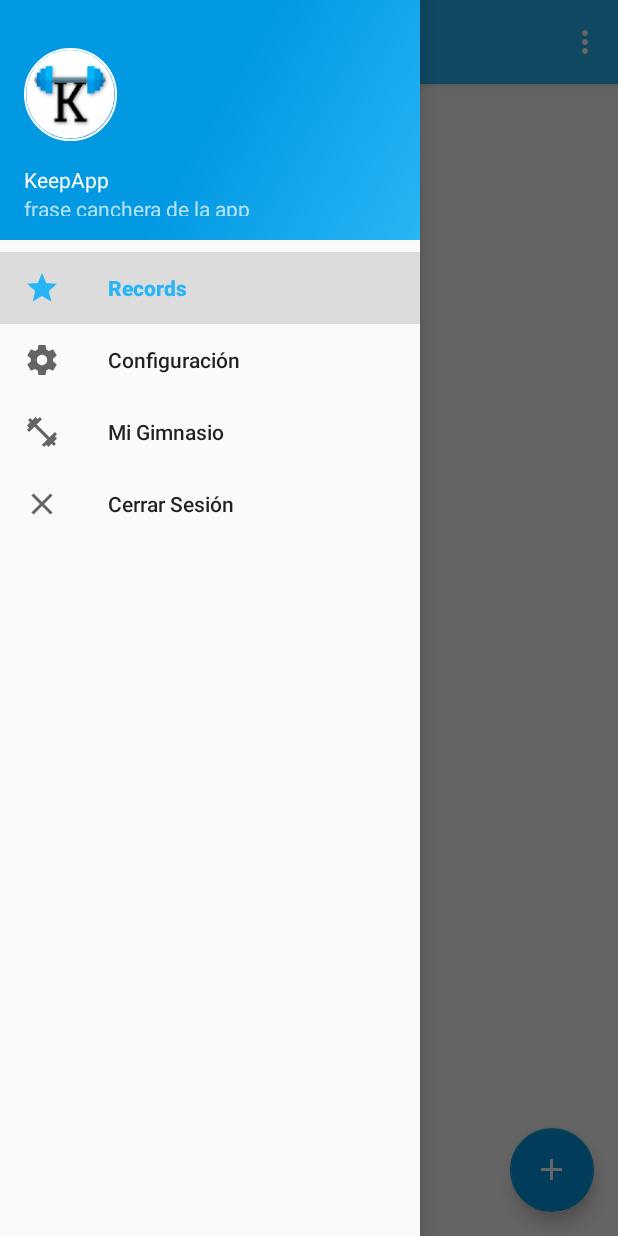
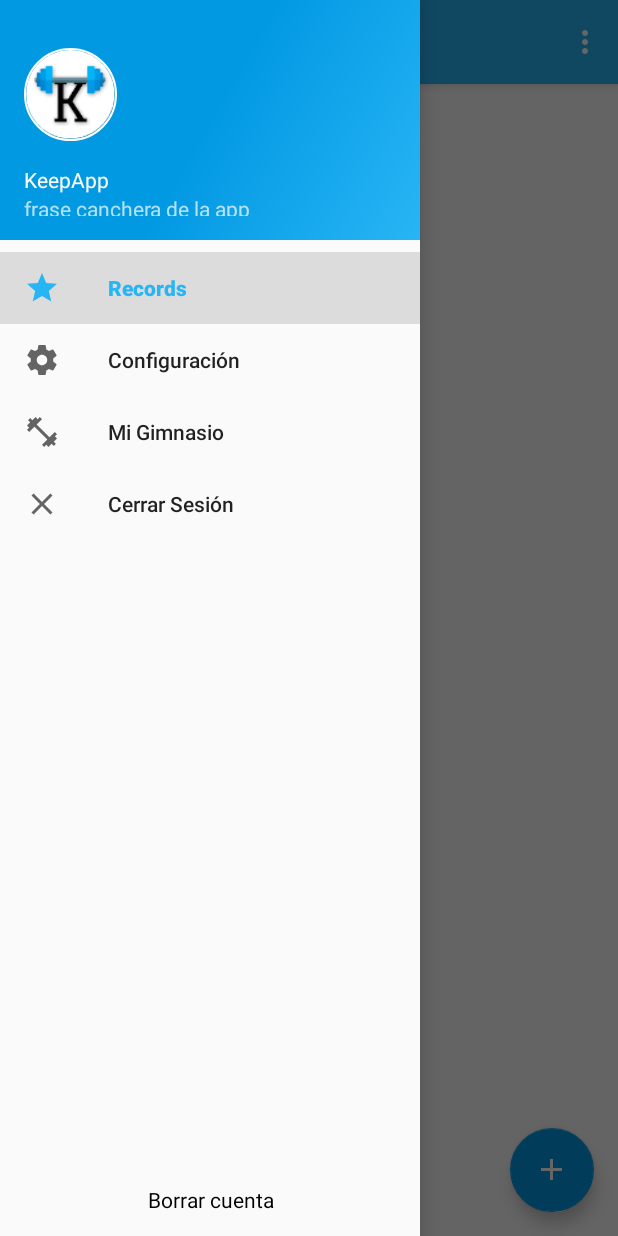
Before and after one commit to UTN-FRBA-Mobile/KeepApp, an Android app: the fragment EjerciciosFragment placed in its activity, after a tap on "Open navigation drawer", on a phone screen of 412 x 824 dp. Run offline under Robolectric (Android 15) with nearby library versions, the phone set to English and light mode, and no system bars; our stand-ins replace ButterKnife, CircleImageView, Firebase (no records; nobody signed in at launch, a user with empty details on screens opened directly), Picasso; libraries missing offline, so code that uses them is left out: com.facebook, com.facebook.login; 1 statement that could not run was skipped.

Commit message:
Agrego delete de cuenta (baja de usuario)

```diff
--- a/app/src/main/java/com/utn/mobile/keepapp/EjerciciosFragment.java
+++ b/app/src/main/java/com/utn/mobile/keepapp/EjerciciosFragment.java
@@ -146,6 +146,10 @@ public class EjerciciosFragment extends Fragment  implements
             }
         }
 
+        if(mGeofenceList.size() == 0){
+            return;
+        }
+
         if (!mGoogleApiClient.isConnected()) {
             createToast(EjerciciosFragment.this.getActivity(), "Google API Client not connected");
         }else {
--- a/app/src/main/res/layout/activity_main_menu.xml
+++ b/app/src/main/res/layout/activity_main_menu.xml
@@ -20,6 +20,24 @@
         android:layout_gravity="start"
         android:fitsSystemWindows="true"
         app:headerLayout="@layout/nav_header_main_menu"
-        app:menu="@menu/activity_main_menu_drawer" />
+        app:menu="@menu/activity_main_menu_drawer">
+
+        <LinearLayout
+            android:layout_width="match_parent"
+            android:layout_height="wrap_content"
+            android:layout_gravity="bottom"
+            android:clickable="true"
+            android:orientation="vertical">
+            <TextView
+                android:id="@+id/delete"
+                android:text="Borrar cuenta"
+                android:layout_width="match_parent"
+                android:layout_height="48dp"
+                android:gravity="center"
+                android:textColor="@color/black"
+                android:onClick="deleteAccount"/>
+        </LinearLayout>
+
+    </android.support.design.widget.NavigationView>
 
 </android.support.v4.widget.DrawerLayout>
```
Also changed, not shown: app/src/main/java/com/utn/mobile/keepapp/MainMenuActivity.java (+57 -1 lines).
